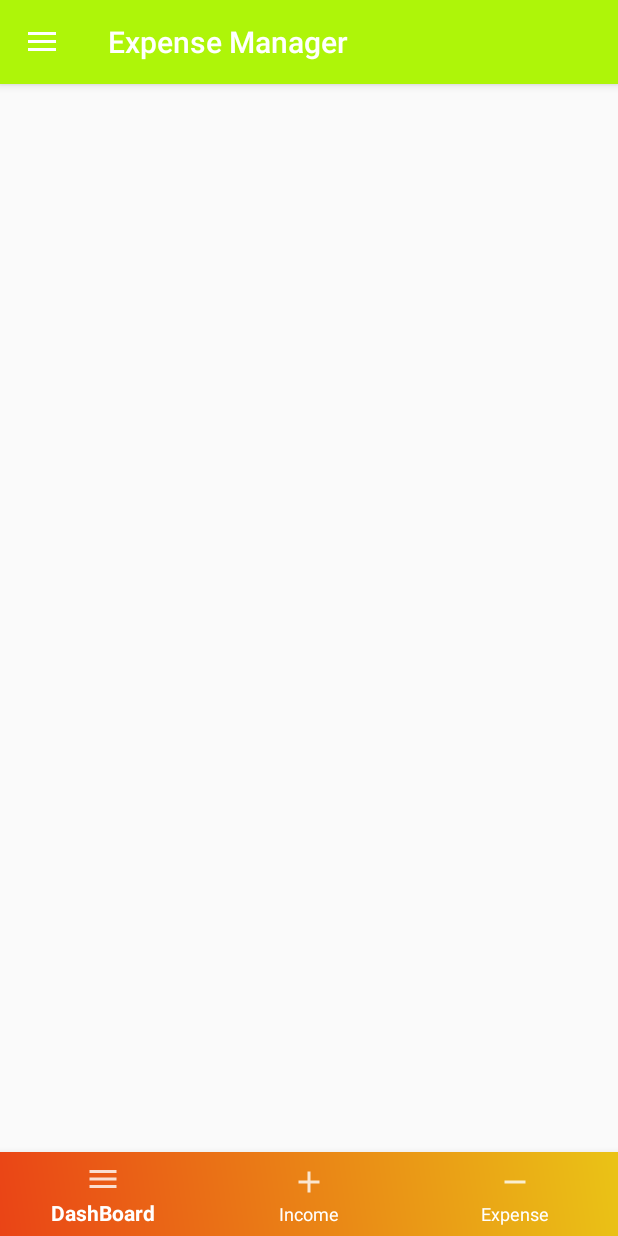
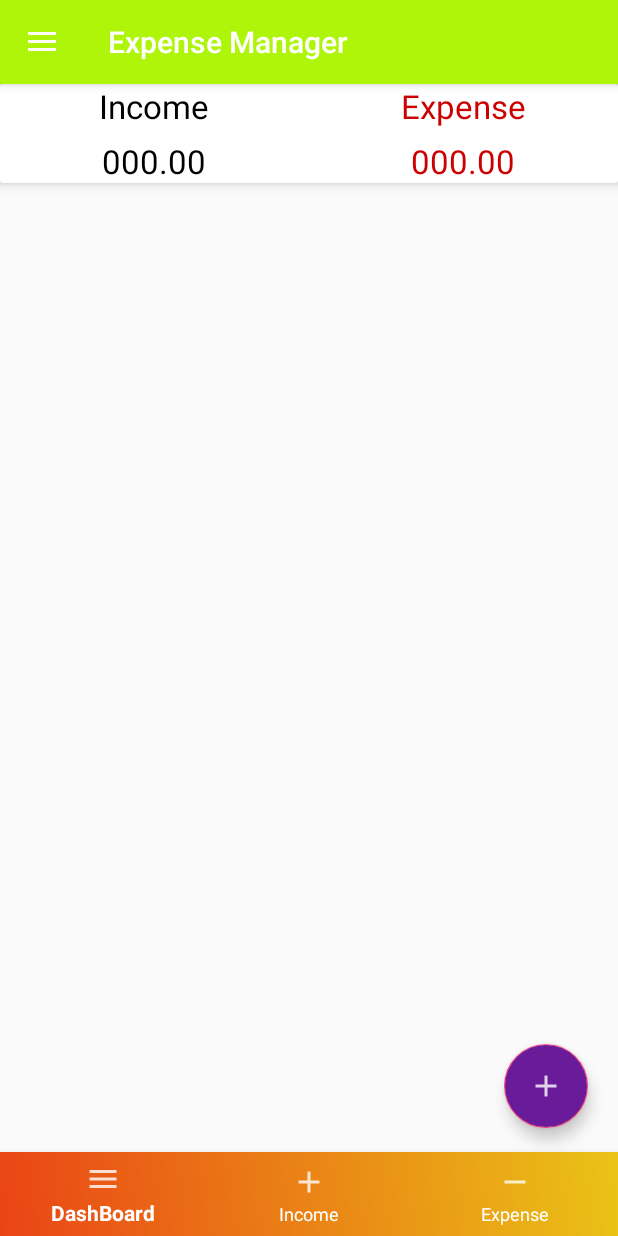
Before and after one commit to cmodi009/Expense-Manager, an Android app: the screen it shows after launch once a user with an empty profile is signed in (HomeActivity), on a phone screen of 412 x 824 dp. Run offline under Robolectric (Android 15) with nearby library versions, the phone set to English and light mode, and no system bars; our stand-ins replace Firebase (no records; nobody signed in at launch, a user with empty details on screens opened directly).

Commit message:
added floatingbutton

```diff
--- a/app/build.gradle
+++ b/app/build.gradle
@@ -30,6 +30,7 @@ dependencies {
     implementation 'androidx.appcompat:appcompat:1.1.0'
     implementation 'androidx.constraintlayout:constraintlayout:1.1.3'
     implementation 'com.google.firebase:firebase-auth:16.0.5'
+    implementation 'androidx.legacy:legacy-support-v4:1.0.0'
     testImplementation 'junit:junit:4.12'
     androidTestImplementation 'androidx.test.ext:junit:1.1.1'
     androidTestImplementation 'androidx.test.espresso:espresso-core:3.2.0'
--- /dev/null
+++ b/app/src/main/java/com/example/expensemanager/DashBoardFragment.java
@@ -0,0 +1,89 @@
+package com.example.expensemanager;
+
+import android.os.Bundle;
+
+import androidx.fragment.app.Fragment;
+
+import android.view.LayoutInflater;
+import android.view.View;
+import android.view.ViewGroup;
+import android.view.animation.Animation;
+import android.view.animation.AnimationUtils;
+import android.widget.TextView;
+
+import com.google.android.material.floatingactionbutton.FloatingActionButton;
+
+
+/**
+ * A simple {@link Fragment} subclass.
+ */
+public class DashBoardFragment extends Fragment {
+
+    private FloatingActionButton fab_main;
+    private FloatingActionButton fab_income;
+    private FloatingActionButton fab_expense;
+
+    private TextView fab_income_txt,fab_expense_txt;
+
+    private boolean isOpen=false;
+
+    private Animation fadeopen,fadeclose;
+
+    @Override
+    public View onCreateView(LayoutInflater inflater, ViewGroup container,
+                             Bundle savedInstanceState) {
+        // Inflate the layout for this fragment
+        View myview= inflater.inflate(R.layout.fragment_dash_board, container, false);
+
+
+        fab_main=myview.findViewById(R.id.fb_main_plus_btn);
+        fab_income=myview.findViewById(R.id.income_Ft_btn);
+        fab_expense=myview.findViewById(R.id.expense_Ft_btn);
+
+        fab_income_txt=myview.findViewById(R.id.income_ft_text);
+        fab_expense_txt=myview.findViewById(R.id.expense_ft_text);
+
+        fadeopen = AnimationUtils.loadAnimation(getActivity(),R.anim.fade_open);
+        fadeclose=AnimationUtils.loadAnimation(getActivity(),R.anim.fade_close);
+
+        fab_main.setOnClickListener(new View.OnClickListener() {
+            @Override
+            public void onClick(View v) {
+                if (isOpen)
+                {
+                    fab_income.startAnimation(fadeclose);
+                    fab_expense.startAnimation(fadeclose);
+                    fab_expense.setClickable(false);
+                    fab_income.setClickable(false);
+
+                    fab_income_txt.startAnimation(fadeclose);
+                    fab_expense_txt.startAnimation(fadeclose);
+                    fab_expense_txt.setClickable(false);
+                    fab_income_txt.setClickable(false);
+
+                    isOpen=false;
+                }
+                else {
+                    fab_income.startAnimation(fadeopen);
+                    fab_expense.startAnimation(fadeopen);
+                    fab_expense.setClickable(true);
+                    fab_income.setClickable(true);
+
+                    fab_income_txt.startAnimation(fadeopen);
+                    fab_expense_txt.startAnimation(fadeopen);
+                    fab_expense_txt.setClickable(true);
+                    fab_income_txt.setClickable(true);
+
+                    isOpen=true;
+
+                }
+
+
+            }
+        });
+
+
+
+        return myview;
+    }
+}
--- /dev/null
+++ b/app/src/main/java/com/example/expensemanager/ExpenseFragment.java
@@ -0,0 +1,28 @@
+package com.example.expensemanager;
+
+import android.os.Bundle;
+
+import androidx.fragment.app.Fragment;
+
+import android.view.LayoutInflater;
+import android.view.View;
+import android.view.ViewGroup;
+
+
+/**
+ * A simple {@link Fragment} subclass.
+ */
+public class ExpenseFragment extends Fragment {
+
+    public ExpenseFragment() {
+        // Required empty public constructor
+    }
+
+
+    @Override
+    public View onCreateView(LayoutInflater inflater, ViewGroup container,
+                             Bundle savedInstanceState) {
+        // Inflate the layout for this fragment
+        return inflater.inflate(R.layout.fragment_expense, container, false);
+    }
+}
--- a/app/src/main/java/com/example/expensemanager/HomeActivity.java
+++ b/app/src/main/java/com/example/expensemanager/HomeActivity.java
@@ -1,22 +1,30 @@
 package com.example.expensemanager;
 
 import androidx.annotation.NonNull;
-import androidx.appcompat.app.ActionBar;
 import androidx.appcompat.app.ActionBarDrawerToggle;
 import androidx.appcompat.app.AppCompatActivity;
 
 import android.os.Bundle;
 import android.view.MenuItem;
+import android.widget.FrameLayout;
+
 import androidx.appcompat.widget.Toolbar;
 import androidx.core.view.GravityCompat;
 import androidx.drawerlayout.widget.DrawerLayout;
 import androidx.fragment.app.Fragment;
 import androidx.fragment.app.FragmentTransaction;
 
+import com.google.android.material.bottomnavigation.BottomNavigationView;
 import com.google.android.material.navigation.NavigationView;
 
 public class HomeActivity extends AppCompatActivity implements NavigationView.OnNavigationItemSelectedListener
 {
+    private BottomNavigationView bottomNavigationView;
+    private FrameLayout frameLayout;
+    private DashBoardFragment dashBoardFragment;
+    private IncomeFragment incomeFragment;
+    private ExpenseFragment expenseFragment;
+
     @Override
     protected void onCreate(Bundle savedInstanceState) {
         super.onCreate(savedInstanceState);
@@ -37,6 +45,46 @@ public class HomeActivity extends AppCompatActivity implements NavigationView.On
 
         NavigationView navigationView = findViewById(R.id.naView);
         navigationView.setNavigationItemSelectedListener(this);
+
+        dashBoardFragment= new DashBoardFragment();
+        incomeFragment=new IncomeFragment();
+        expenseFragment=new ExpenseFragment();
+        setFragment(dashBoardFragment);
+
+        bottomNavigationView= (BottomNavigationView)findViewById(R.id.bottomNavigationbar);
+        frameLayout=findViewById(R.id.main_frame);
+        bottomNavigationView.setOnNavigationItemSelectedListener(new BottomNavigationView.OnNavigationItemSelectedListener() {
+            @Override
+            public boolean onNavigationItemSelected(@NonNull MenuItem item) {
+                switch (item.getItemId())
+                {
+                    case R.id.dashboard:
+                        setFragment(dashBoardFragment);
+                        bottomNavigationView.setItemBackgroundResource(R.color.dashboard_color);
+                        return true;
+
+                    case R.id.income:
+                        setFragment(incomeFragment);
+                        bottomNavigationView.setItemBackgroundResource(R.color.income_color);
+                        return true;
+
+                    case R.id.expense:
+                        setFragment(expenseFragment);
+                        bottomNavigationView.setItemBackgroundResource(R.color.expense_color);
+                        return true;
+                    default:
+                        return false;
+
+                }
+            }
+        });
+    }
+
+    private void setFragment(Fragment fragment)
+    {
+        FragmentTransaction fragmentTransaction=getSupportFragmentManager().beginTransaction();
+        fragmentTransaction.replace(R.id.main_frame,fragment);
+        fragmentTransaction.commit();
 
     }
 
@@ -59,10 +107,13 @@ public class HomeActivity extends AppCompatActivity implements NavigationView.On
 
         switch (itemId){
             case R.id.dashboard:
+                fragment = new DashBoardFragment();
                 break;
             case R.id.income:
+                fragment=new IncomeFragment();
                 break;
             case R.id.expense:
+                fragment=new ExpenseFragment();
                 break;
 
         }
--- /dev/null
+++ b/app/src/main/java/com/example/expensemanager/IncomeFragment.java
@@ -0,0 +1,28 @@
+package com.example.expensemanager;
+
+import android.os.Bundle;
+
+import androidx.fragment.app.Fragment;
+
+import android.view.LayoutInflater;
+import android.view.View;
+import android.view.ViewGroup;
+
+
+/**
+ * A simple {@link Fragment} subclass.
+ */
+public class IncomeFragment extends Fragment {
+
+    public IncomeFragment() {
+        // Required empty public constructor
+    }
+
+
+    @Override
+    public View onCreateView(LayoutInflater inflater, ViewGroup container,
+                             Bundle savedInstanceState) {
+        // Inflate the layout for this fragment
+        return inflater.inflate(R.layout.fragment_income, container, false);
+    }
+}
--- /dev/null
+++ b/app/src/main/res/layout/fragment_dash_board.xml
@@ -0,0 +1,191 @@
+<?xml version="1.0" encoding="utf-8"?>
+<LinearLayout xmlns:android="http://schemas.android.com/apk/res/android"
+    xmlns:tools="http://schemas.android.com/tools"
+    android:layout_width="match_parent"
+    android:layout_height="match_parent"
+    xmlns:app="http://schemas.android.com/apk/res-auto"
+    android:orientation="vertical"
+    tools:context=".DashBoardFragment">
+
+    <androidx.cardview.widget.CardView
+        android:layout_width="match_parent"
+        app:cardElevation="5dp"
+        android:elevation="10dp"
+        android:layout_height="wrap_content">
+
+        <LinearLayout
+            android:layout_width="match_parent"
+            android:layout_height="wrap_content"
+            android:orientation="vertical">
+
+            <LinearLayout
+                android:orientation="horizontal"
+                android:layout_width="match_parent"
+                android:layout_height="wrap_content">
+
+                <RelativeLayout
+                    android:layout_weight="1"
+                    android:gravity="center"
+                    android:layout_width="0dp"
+                    android:layout_height="wrap_content">
+
+                    <TextView
+                        android:layout_width="wrap_content"
+                        android:textColor="@android:color/black"
+                        android:text="Income"
+                        android:textAppearance="@style/TextAppearance.AppCompat.Large"
+                        android:layout_height="wrap_content"/>
+
+                </RelativeLayout>
+
+                <RelativeLayout
+                    android:layout_weight="1"
+                    android:gravity="center"
+                    android:layout_width="0dp"
+                    android:layout_height="wrap_content">
+
+                    <TextView
+                        android:layout_width="wrap_content"
+                        android:textColor="@android:color/holo_red_dark"
+                        android:text="Expense"
+                        android:textAppearance="@style/TextAppearance.AppCompat.Large"
+                        android:layout_height="wrap_content"/>
+
+                </RelativeLayout>
+
+            </LinearLayout>
+
+            <LinearLayout
+                android:layout_marginTop="7dp"
+                android:orientation="horizontal"
+                android:layout_width="match_parent"
+                android:layout_height="wrap_content">
+
+                <RelativeLayout
+                    android:layout_weight="1"
+                    android:gravity="center"
+                    android:layout_width="0dp"
+                    android:layout_height="wrap_content">
+
+                    <TextView
+                        android:id="@+id/income_set_result"
+                        android:layout_width="wrap_content"
+                        android:textColor="@android:color/black"
+                        android:text="000.00"
+                        android:textAppearance="@style/TextAppearance.AppCompat.Large"
+                        android:layout_height="wrap_content"/>
+
+                </RelativeLayout>
+
+                <RelativeLayout
+                    android:layout_weight="1"
+                    android:gravity="center"
+                    android:layout_width="0dp"
+                    android:layout_height="wrap_content">
+
+                    <TextView
+                        android:id="@+id/expense_set_result"
+                        android:layout_width="wrap_content"
+                        android:textColor="@android:color/holo_red_dark"
+                        android:text="000.00"
+                        android:textAppearance="@style/TextAppearance.AppCompat.Large"
+                        android:layout_height="wrap_content"/>
+
+                </RelativeLayout>
+
+            </LinearLayout>
+
+        </LinearLayout>
+
+    </androidx.cardview.widget.CardView>
+
+    <androidx.coordinatorlayout.widget.CoordinatorLayout
+        android:layout_width="match_parent"
+        android:layout_height="match_parent">
+
+
+        <LinearLayout
+            android:layout_width="wrap_content"
+            android:layout_gravity="bottom|end"
+            android:layout_marginRight="15dp"
+            android:layout_marginBottom="160dp"
+            android:layout_height="wrap_content">
+
+            <TextView
+                android:layout_width="wrap_content"
+                android:layout_height="wrap_content"
+                android:text="Expense"
+                android:id="@+id/expense_ft_text"
+                android:padding="5dp"
+                android:textColor="@android:color/white"
+                android:background="@color/nav_header"
+                android:layout_gravity="center"
+                android:layout_marginRight="5dp"
+                android:visibility="invisible"
+                android:textAppearance="@style/TextAppearance.AppCompat.Small"
+                />
+            <com.google.android.material.floatingactionbutton.FloatingActionButton
+                android:layout_width="wrap_content"
+                android:id="@+id/expense_Ft_btn"
+                android:layout_gravity="bottom|end"
+                android:backgroundTint="#07bca4"
+                android:elevation="6dp"
+                app:fabSize="mini"
+                android:visibility="invisible"
+                app:pressedTranslationZ="12dp"
+                android:src="@drawable/expense"
+                android:layout_height="wrap_content">
+
+            </com.google.android.material.floatingactionbutton.FloatingActionButton>
+
+        </LinearLayout>
+
+        <LinearLayout
+            android:layout_width="wrap_content"
+            android:layout_height="wrap_content"
+            android:layout_marginBottom="90dp"
+            android:layout_marginRight="15dp"
+            android:layout_gravity="bottom|end">
+
+            <TextView
+                android:layout_width="wrap_content"
+                android:layout_height="wrap_content"
+                android:text="Income"
+                android:id="@+id/income_ft_text"
+                android:padding="5dp"
+                android:textColor="@android:color/white"
+                android:background="@color/nav_header"
+                android:layout_marginRight="5dp"
+                android:visibility="invisible"
+                android:textAppearance="@style/TextAppearance.AppCompat.Small"/>
+
+            <com.google.android.material.floatingactionbutton.FloatingActionButton
+                android:layout_width="wrap_content"
+                android:id="@+id/income_Ft_btn"
+                android:layout_gravity="bottom|end"
+                android:backgroundTint="#1ce10a"
+                android:elevation="6dp"
+                app:fabSize="mini"
+                android:visibility="invisible"
+                app:pressedTranslationZ="12dp"
+                android:src="@drawable/income"
+                android:layout_height="wrap_content">
+            </com.google.android.material.floatingactionbutton.FloatingActionButton>
+
+        </LinearLayout>
+
+        <com.google.android.material.floatingactionbutton.FloatingActionButton
+            android:id="@+id/fb_main_plus_btn"
+            android:layout_gravity="bottom|end"
+            android:layout_marginBottom="16dp"
+            android:layout_marginRight="20dp"
+            android:backgroundTint="#6A1B9A"
+            app:fabSize="normal"
+            android:src="@drawable/income"
+            android:layout_width="wrap_content"
+            android:layout_height="wrap_content"/>
+
+
+    </androidx.coordinatorlayout.widget.CoordinatorLayout>
+
+</LinearLayout>
--- /dev/null
+++ b/app/src/main/res/layout/fragment_expense.xml
@@ -0,0 +1,14 @@
+<?xml version="1.0" encoding="utf-8"?>
+<FrameLayout xmlns:android="http://schemas.android.com/apk/res/android"
+    xmlns:tools="http://schemas.android.com/tools"
+    android:layout_width="match_parent"
+    android:layout_height="match_parent"
+    tools:context=".ExpenseFragment">
+
+    <!-- TODO: Update blank fragment layout -->
+    <TextView
+        android:layout_width="match_parent"
+        android:layout_height="match_parent"
+        android:text="Expense" />
+
+</FrameLayout>
--- /dev/null
+++ b/app/src/main/res/layout/fragment_income.xml
@@ -0,0 +1,14 @@
+<?xml version="1.0" encoding="utf-8"?>
+<FrameLayout xmlns:android="http://schemas.android.com/apk/res/android"
+    xmlns:tools="http://schemas.android.com/tools"
+    android:layout_width="match_parent"
+    android:layout_height="match_parent"
+    tools:context=".IncomeFragment">
+
+    <!-- TODO: Update blank fragment layout -->
+    <TextView
+        android:layout_width="match_parent"
+        android:layout_height="match_parent"
+        android:text="Income" />
+
+</FrameLayout>
--- a/app/src/main/res/values/colors.xml
+++ b/app/src/main/res/values/colors.xml
@@ -7,4 +7,10 @@
     <color name="toolbar_color">#FFAEF509</color>
 
     <color name="nav_header">#FFEAA00C</color>
+
+    <color name="dashboard_color">#FF9B6309</color>
+
+    <color name="income_color">#FF240740</color>
+
+    <color name="expense_color">#FF6C042E</color>
 </resources>
--- a/app/src/main/res/values/strings.xml
+++ b/app/src/main/res/values/strings.xml
@@ -3,4 +3,7 @@
 
     <string name="navigation_drawer_open">Open Navigation Drawer</string>
     <string name="navigation_drawer_close">Close Navigation Drawer</string>
+
+    <!-- TODO: Remove or change this placeholder text -->
+    <string name="hello_blank_fragment">Hello blank fragment</string>
 </resources>
```
Also changed, not shown: app/src/main/res/anim/fade_close.xml (added, +21 -0 lines), app/src/main/res/anim/fade_open.xml (added, +21 -0 lines).
